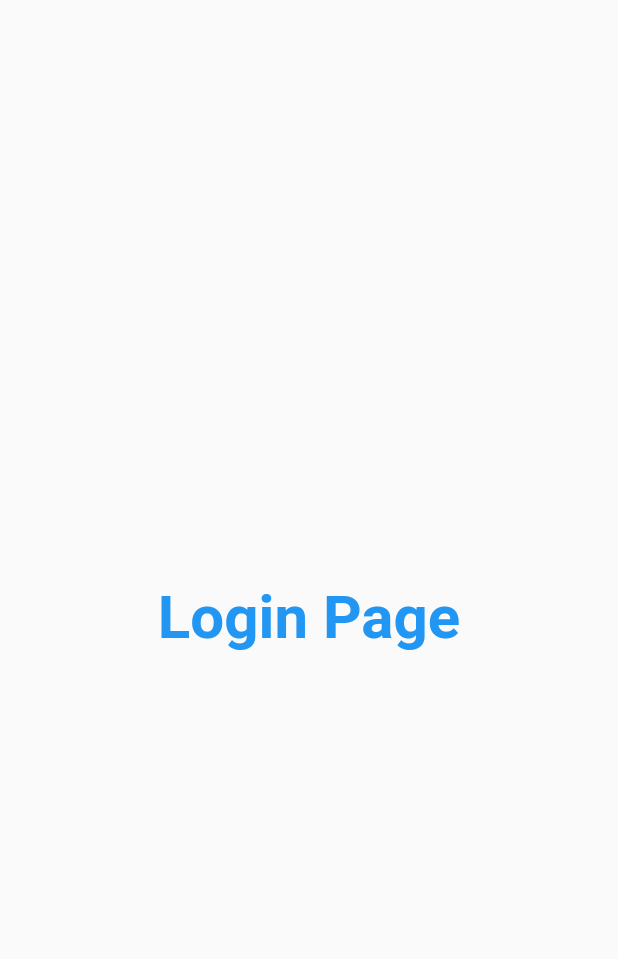
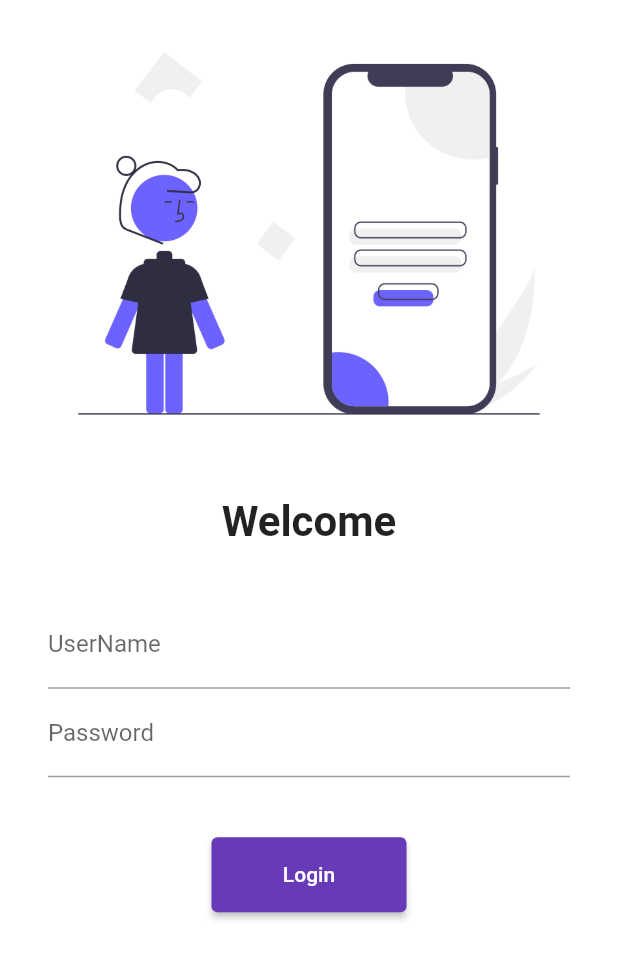
Before and after one commit to AmitVatyani/30DaysOfFlutter, a Flutter app: the screen it shows after launch, on a phone screen of 412 x 824 dp. Shown: the top 959 px of the screen. Run offline on Flutter 3.47's test engine with Material 2 defaults, Android fonts, the phone set to English and light mode, and no system bars.

Commit message:
Day 5 completed

```diff
--- a/lib/main.dart
+++ b/lib/main.dart
@@ -1,5 +1,6 @@
 import 'package:flutter/material.dart';
 import 'package:flutter_application_1/pages/login_page.dart';
+import 'package:flutter_application_1/utils/routes.dart';
 
 import 'pages/home_page.dart';
 
@@ -30,8 +31,8 @@ class MyApp extends StatelessWidget {
 
       routes: {
         "/": (context) => LoginPage(),
-        "/home": (context) => HomePage(),
-        "/login": (context) => LoginPage()
+        MyRoutes.homeRoute: (context) => HomePage(),
+        MyRoutes.loginRoute: (context) => LoginPage()
       },
     );
   }
--- a/lib/pages/login_page.dart
+++ b/lib/pages/login_page.dart
@@ -1,8 +1,7 @@
-// ignore_for_file: prefer_const_constructors
-
 import 'dart:convert';
 
 import 'package:flutter/material.dart';
+import 'package:flutter_application_1/utils/routes.dart';
 
 class LoginPage extends StatelessWidget {
   const LoginPage({super.key});
@@ -10,15 +9,49 @@ class LoginPage extends StatelessWidget {
   @override
   Widget build(BuildContext context) {
     return Material(
-        child: Center(
-            child: Text(
-      "Login Page",
-      style: TextStyle(
-          fontSize: 40,
-          color: Colors.blue,
-          //backgroundColor: Color.fromARGB(98, 68, 82, 247),
-          //fontStyle: FontStyle.italic,
-          fontWeight: FontWeight.bold),
-    )));
+        color: Colors.white,
+        child: SingleChildScrollView(
+          child: Column(
+            children: [
+              Image.asset(
+                "assets/images/login_image.png",
+                fit: BoxFit.contain,
+              ),
+              SizedBox(height: 20.0),
+              Text(
+                "Welcome",
+                style: TextStyle(fontSize: 28, fontWeight: FontWeight.bold),
+              ),
+              SizedBox(
+                height: 20.0,
+              ),
+              Padding(
+                padding: const EdgeInsets.symmetric(
+                    vertical: 16.0, horizontal: 32.0),
+                child: Column(
+                  children: [
+                    TextFormField(
+                      decoration: InputDecoration(
+                          hintText: "Enter UserName", labelText: "UserName"),
+                    ),
+                    TextFormField(
+                      obscureText: true,
+                      decoration: InputDecoration(
+                          hintText: "Enter Password", labelText: "Password"),
+                    ),
+                    SizedBox(height: 40.0),
+                    ElevatedButton(
+                      child: Text("Login"),
+                      style: TextButton.styleFrom(minimumSize: Size(130, 50)),
+                      onPressed: () {
+                        Navigator.pushNamed(context, MyRoutes.homeRoute);
+                      },
+                    )
+                  ],
+                ),
+              )
+            ],
+          ),
+        ));
   }
 }
--- /dev/null
+++ b/lib/utils/routes.dart
@@ -0,0 +1,4 @@
+class MyRoutes {
+  static String loginRoute = "/login";
+  static String homeRoute = "/home";
+}
--- a/pubspec.yaml
+++ b/pubspec.yaml
@@ -35,6 +35,7 @@ dependencies:
   # The following adds the Cupertino Icons font to your application.
   # Use with the CupertinoIcons class for iOS style icons.
   cupertino_icons: ^1.0.2
+  google_fonts: ^4.0.1
 
 dev_dependencies:
   flutter_test:
@@ -59,8 +60,8 @@ flutter:
   uses-material-design: true
 
   # To add assets to your application, add an assets section, like this:
-  # assets:
-  #   - images/a_dot_burr.jpeg
+  assets:
+    - assets/images/
   #   - images/a_dot_ham.jpeg
 
   # An image asset can refer to one or more resolution-specific "variants", see
```
Also changed, not shown: assets/images/login_image.png (added), pubspec.lock, 1 other file.
